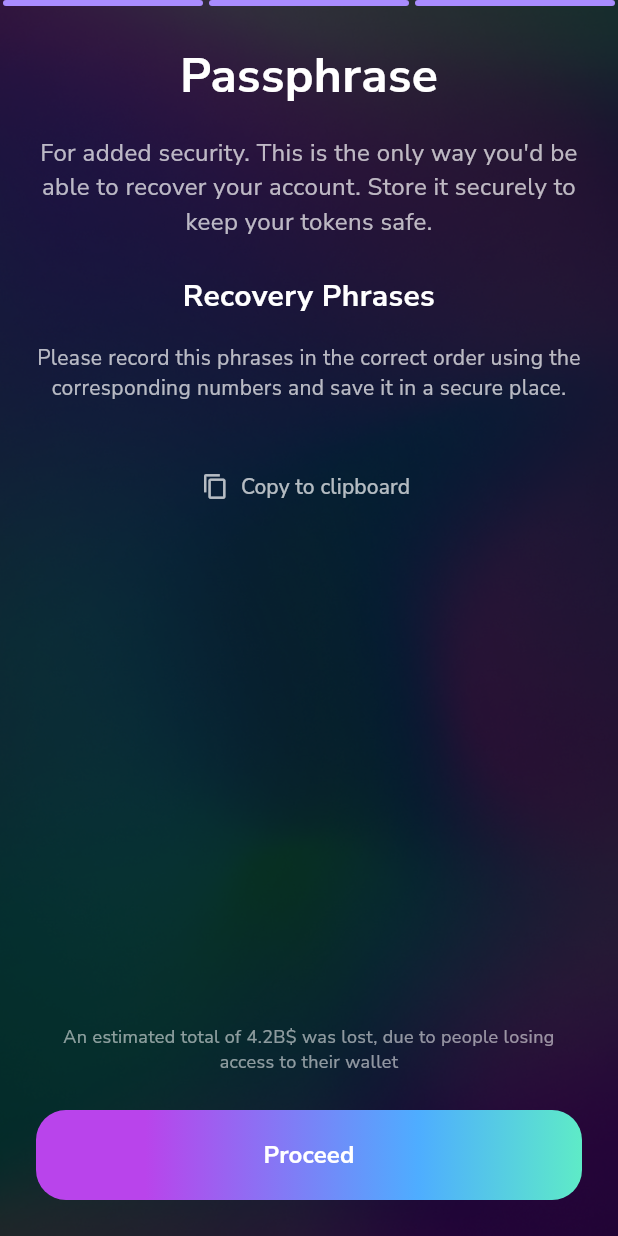
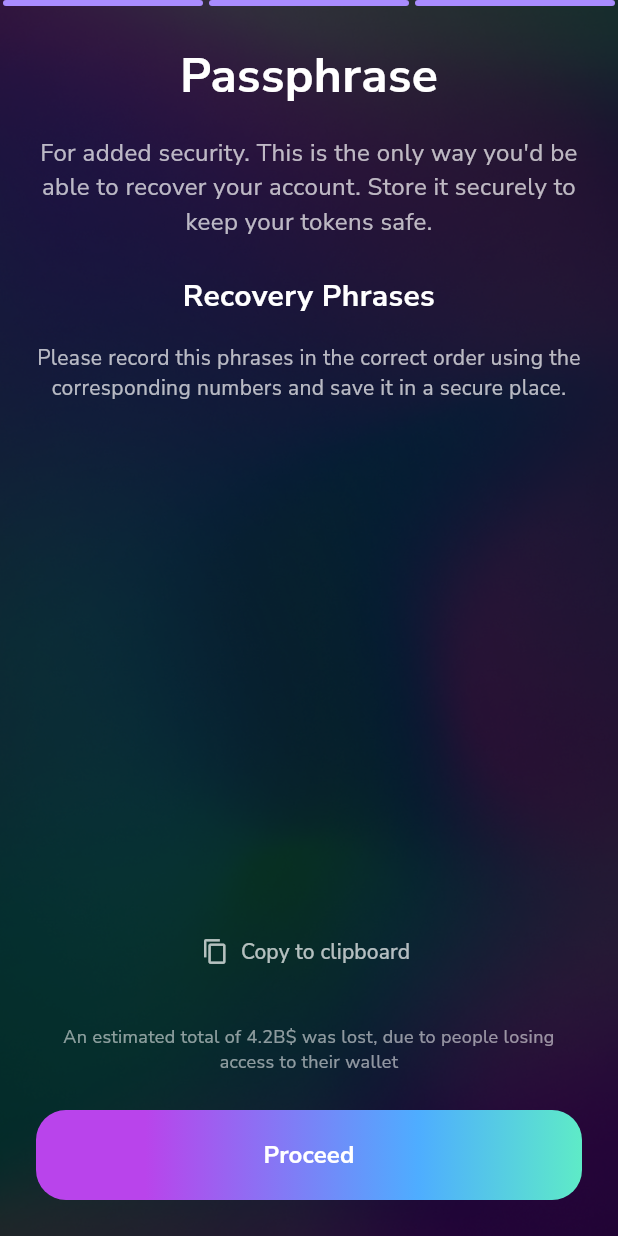
Before and after one commit to PixelDat/Solgate-mobile-app, a Flutter app: the screen it shows after launch, after a tap on "Skip", after a tap on "Next", after a tap on "Show phrase", on a phone screen of 412 x 824 dp. Run offline on Flutter 3.47's test engine with Material 3 defaults, Android fonts, the phone set to English and light mode, and no system bars; our stand-ins replace cloud_firestore, firebase_auth, firebase_core, flutter_dotenv, flutter_secure_storage, google_sign_in and 1 more; missing offline and left inert: base58check, bip39, ed25519_hd_key, encrypt, twitter_login, web3dart; accounts and stored records are empty.

Commit message:
Corrected _buildPhraseGrid design

```diff
--- a/lib/pages/wallet_creation_page.dart
+++ b/lib/pages/wallet_creation_page.dart
@@ -285,50 +285,42 @@ class _wallet_creation_pageState extends State<wallet_creation_page> {
     return Padding(
       padding: EdgeInsets.all(24.0),
       child: Column(
-        crossAxisAlignment: CrossAxisAlignment.start,
+        crossAxisAlignment: CrossAxisAlignment.center,
         children: [
-          Center(
-            child: Text(
+          Text(
             'Passphrase',
             style: TextStyle(color: Colors.white, fontSize: 32, fontWeight: FontWeight.bold),
             textAlign: TextAlign.center,
           ),
-          ),
           SizedBox(height: 16),
-          Center(
-            child: Text(
+          Text(
             'For added security. This is the only way you\'d be able to recover your account. Store it securely to keep your tokens safe.',
             style: TextStyle(color: Colors.white70, fontSize: 16),
             textAlign: TextAlign.center,
           ),
-          ),
           SizedBox(height: 24),
-          Center(
-            child: Text(
+          Text(
             'Recovery Phrases',
             style: TextStyle(color: Colors.white, fontSize: 20, fontWeight: FontWeight.bold),
             textAlign: TextAlign.center,
           ),
-          ),
           SizedBox(height: 16),
-          Center(
-            child: Text(
+          Text(
             'Please record this phrases in the correct order using the corresponding numbers and save it in a secure place.',
             style: TextStyle(color: Colors.white70, fontSize: 14),
             textAlign: TextAlign.center,
           ),
+          SizedBox(height: 16),
+          Expanded(
+            child: _showPhrase ? _buildPhraseGrid() : _buildShowPhraseButton(),
           ),
           SizedBox(height: 16),
-          _showPhrase ? _buildPhraseGrid() : _buildShowPhraseButton(),
-          SizedBox(height: 16),
-          Center(
-            child: TextButton.icon(
+          TextButton.icon(
             icon: Icon(Icons.copy, color: Colors.white70),
             label: Text('Copy to clipboard', style: TextStyle(color: Colors.white70)),
             onPressed: _copyToClipboard,
           ),
-          ),
-          Spacer(),
+          SizedBox(height: 24),
           Text(
             'An estimated total of 4.2B\$ was lost, due to people losing access to their wallet',
             style: TextStyle(color: Colors.white54, fontSize: 12),
@@ -374,10 +366,10 @@ class _wallet_creation_pageState extends State<wallet_creation_page> {
   Widget _buildPhraseGrid() {
     return GridView.builder(
       shrinkWrap: true,
-      physics: NeverScrollableScrollPhysics(),
+      physics: BouncingScrollPhysics(),
       gridDelegate: SliverGridDelegateWithFixedCrossAxisCount(
-        crossAxisCount: 3,
-        childAspectRatio: 3,
+        crossAxisCount: 2,
+        childAspectRatio: 4,
         crossAxisSpacing: 10,
         mainAxisSpacing: 10,
       ),
@@ -385,14 +377,34 @@ class _wallet_creation_pageState extends State<wallet_creation_page> {
       itemBuilder: (context, index) {
         return Container(
           decoration: BoxDecoration(
-            color: Colors.white10,
-            borderRadius: BorderRadius.circular(8),
+            color: Color.fromARGB(0, 30, 27, 46),
+            borderRadius: BorderRadius.circular(30),
+            border: Border.all(color: Color.fromARGB(255, 100, 64, 117), width: 1),
           ),
+          child: Row(
+            children: [
+              Container(
+                width: 40,
+                alignment: Alignment.center,
+                decoration: BoxDecoration(
+                  border: Border(
+                    right: BorderSide(color: Color.fromARGB(255, 100, 64, 117), width: 1),
+                  ),
+                ),
+                child: Text(
+                  '${(index + 1).toString().padLeft(2, '0')}',
+                  style: TextStyle(color: Color.fromARGB(255, 219, 140, 255), fontWeight: FontWeight.bold),
+                ),
+              ),
+              Expanded(
                 child: Center(
                   child: Text(
-              '${(index + 1).toString().padLeft(2, '0')}  ${_recoveryPhrase[index]}',
-              style: TextStyle(color: Colors.white),
+                    _recoveryPhrase[index],
+                    style: TextStyle(color: Colors.white, fontWeight: FontWeight.bold),
                   ),
+                ),
+              ),
+            ],
           ),
         );
       },
```
Lines whose indentation alone changed are shown as unchanged.
